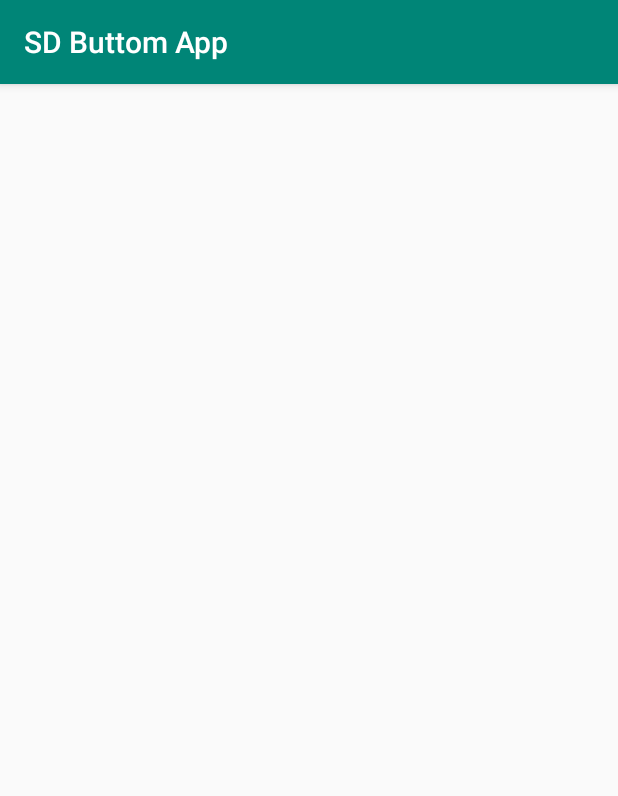
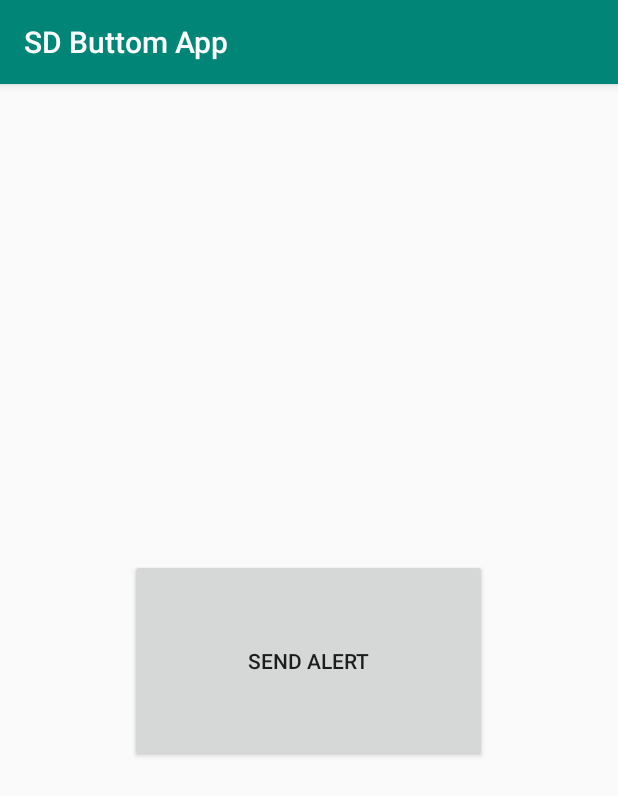
Before and after one commit to sdpos20191/sd-buttom-app, an Android app: the screen it shows after launch (MainActivity), on a phone screen of 412 x 824 dp. Shown: the top 796 px of the screen. Run offline under Robolectric (Android 15) with nearby library versions, the phone set to English and light mode, and no system bars.

Commit message:
Add alert buttom

```diff
--- a/app/build.gradle
+++ b/app/build.gradle
@@ -22,6 +22,7 @@ dependencies {
     implementation fileTree(dir: 'libs', include: ['*.jar'])
     implementation 'com.android.support:appcompat-v7:28.0.0'
     implementation 'com.android.support.constraint:constraint-layout:1.1.3'
+    implementation 'com.google.android.gms:play-services-location:16.0.0'
     testImplementation 'junit:junit:4.12'
     androidTestImplementation 'com.android.support.test:runner:1.0.2'
     androidTestImplementation 'com.android.support.test.espresso:espresso-core:3.0.2'
--- a/app/src/main/AndroidManifest.xml
+++ b/app/src/main/AndroidManifest.xml
@@ -1,6 +1,8 @@
 <?xml version="1.0" encoding="utf-8"?>
 <manifest xmlns:android="http://schemas.android.com/apk/res/android"
     package="cin.ufpe.br.sdbuttomapp">
+
+    <uses-permission android:name="android.permission.ACCESS_COARSE_LOCATION"/>
 
     <application
         android:allowBackup="true"
--- a/app/src/main/res/layout/activity_main.xml
+++ b/app/src/main/res/layout/activity_main.xml
@@ -6,4 +6,20 @@
     android:layout_height="match_parent"
     tools:context=".MainActivity">
 
+    <Button
+        android:id="@+id/button"
+        android:layout_width="238dp"
+        android:layout_height="135dp"
+        android:layout_marginStart="86dp"
+        android:layout_marginLeft="86dp"
+        android:layout_marginTop="298dp"
+        android:layout_marginEnd="87dp"
+        android:layout_marginRight="87dp"
+        android:layout_marginBottom="298dp"
+        android:onClick="sendMessage"
+        android:text="Send Alert"
+        app:layout_constraintBottom_toBottomOf="parent"
+        app:layout_constraintEnd_toEndOf="parent"
+        app:layout_constraintStart_toStartOf="parent"
+        app:layout_constraintTop_toTopOf="parent" />
 </android.support.constraint.ConstraintLayout>
```
Also changed, not shown: app/src/main/java/cin/ufpe/br/sdbuttomapp/MainActivity.java (+37 -0 lines).
